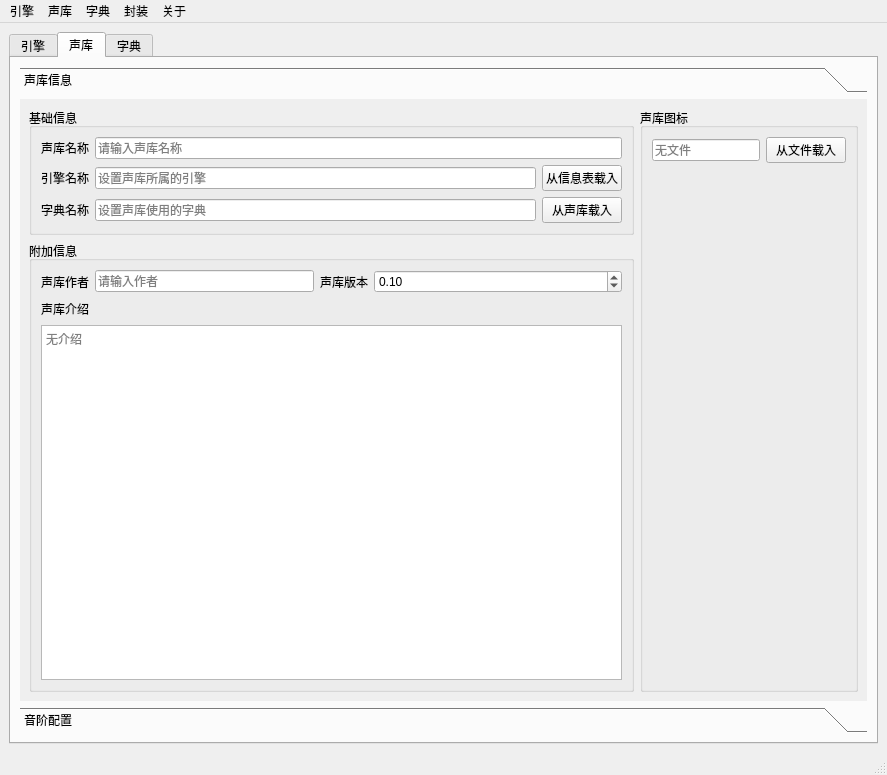
Before: the Qt Designer form mainwindow.ui in Infinity-Voice-Synthesis/InfinityModuleTool, drawn with Qt 5.
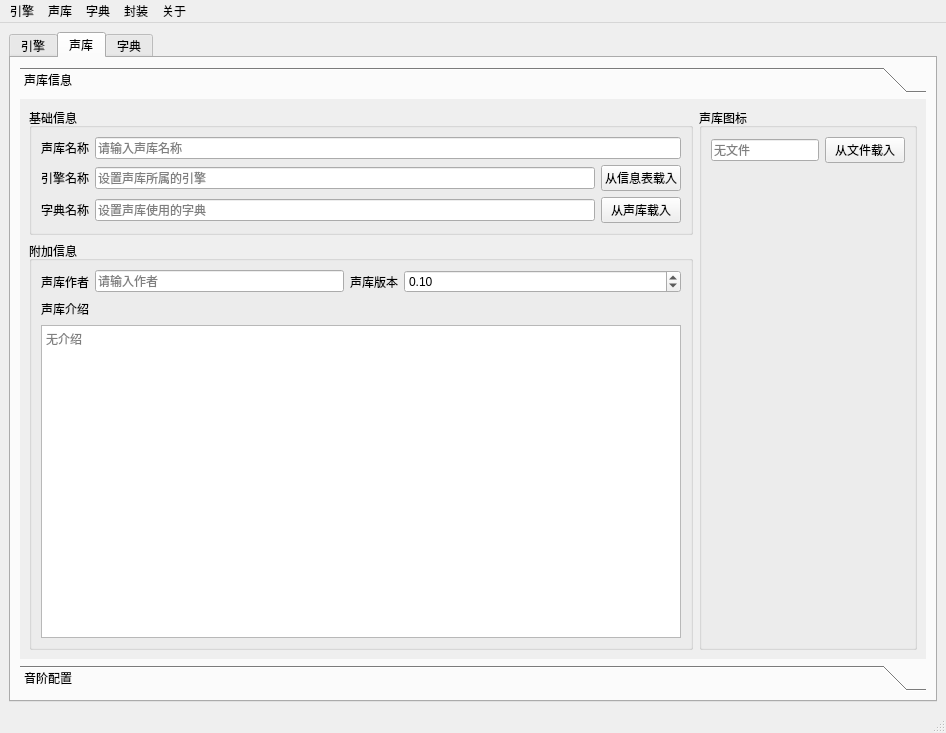
After: the same form once the commit is applied. The open tabs and pages were chosen to show the change. Icons and pictures are not drawn. Custom widgets are drawn as their Qt base class.

Commit message: 例行提交

```diff
--- a/mainwindow.ui
+++ b/mainwindow.ui
@@ -6,8 +6,8 @@
    <rect>
     <x>0</x>
     <y>0</y>
-    <width>887</width>
-    <height>775</height>
+    <width>946</width>
+    <height>733</height>
    </rect>
   </property>
   <property name="windowTitle">
@@ -548,8 +548,8 @@
             <rect>
              <x>0</x>
              <y>0</y>
-             <width>826</width>
-             <height>478</height>
+             <width>896</width>
+             <height>550</height>
             </rect>
            </property>
            <attribute name="label">
@@ -1149,7 +1149,7 @@
     <rect>
      <x>0</x>
      <y>0</y>
-     <width>887</width>
+     <width>946</width>
      <height>26</height>
     </rect>
    </property>
```
Left out of the diff: 6 changed lines with no effect on the pictures. The commit also changes 1 other file.
